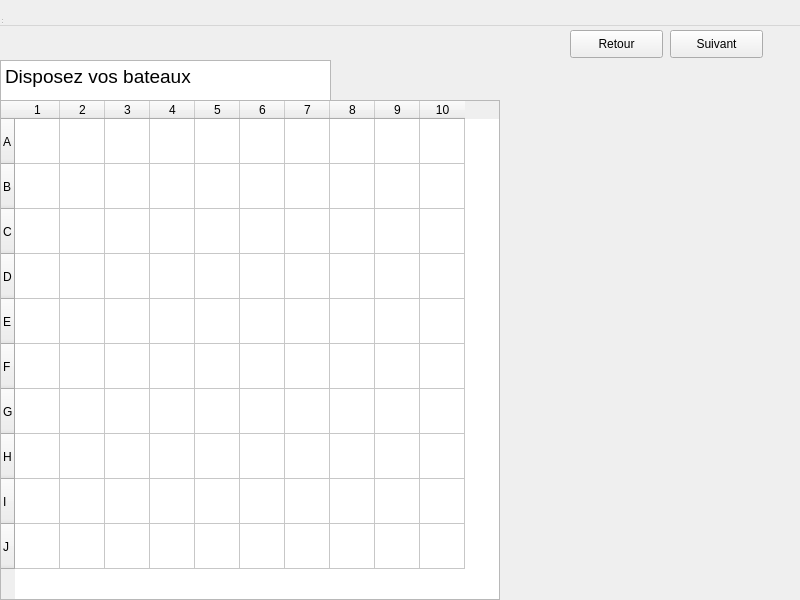
First picture: the form in shipchoice.ui, repository Mardaspan/BatailleNavale, before the edit.
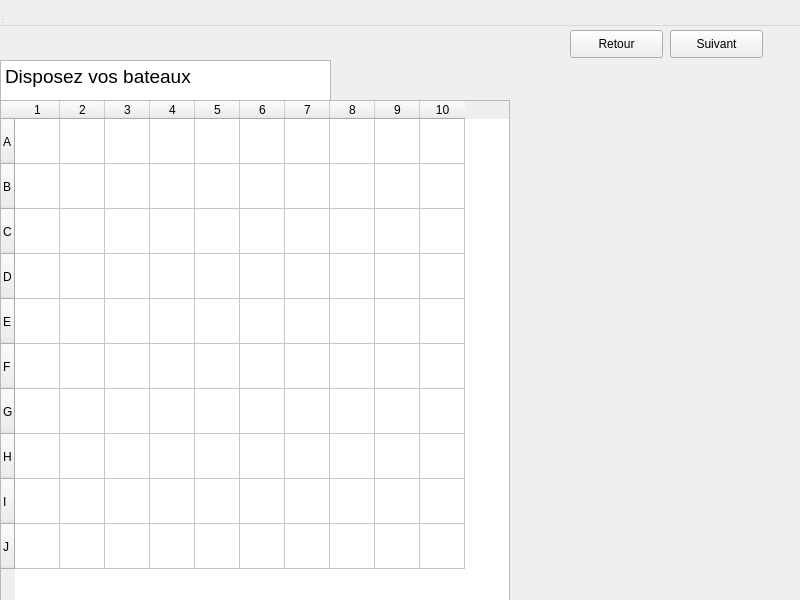
Second picture: the form after the edit. Icons and pictures are not drawn.

Diff of the .ui file:
```diff
--- a/shipchoice.ui
+++ b/shipchoice.ui
@@ -27,8 +27,8 @@
      <rect>
       <x>0</x>
       <y>100</y>
-      <width>500</width>
-      <height>500</height>
+      <width>510</width>
+      <height>510</height>
      </rect>
     </property>
     <property name="rowCount">
```
